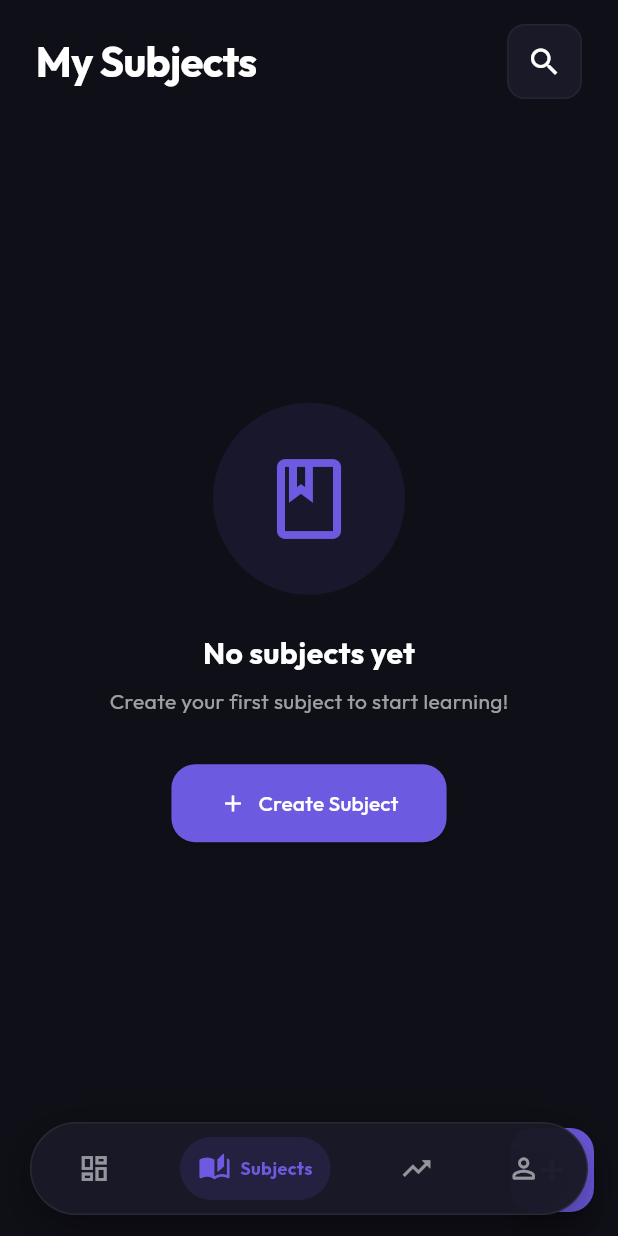
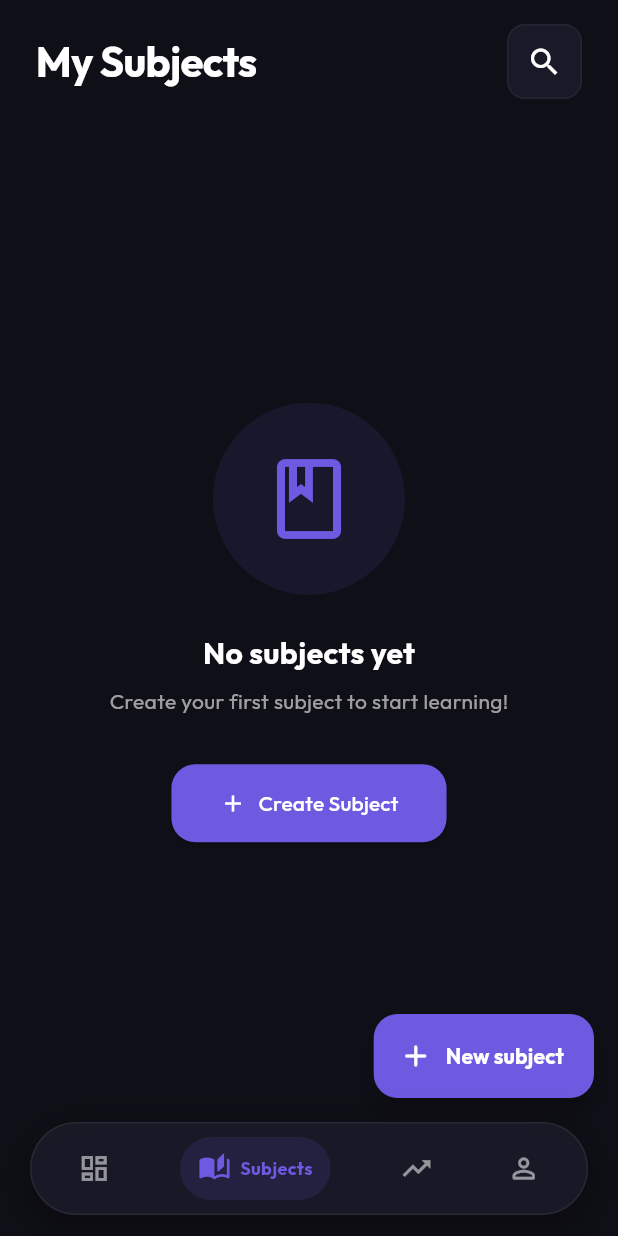
Before and after one commit to nileshpatil6/hackgenesis, a Flutter app: the HomeScreen screen opened directly, after a tap on the "dark mode" icon, after a tap on "New Subject", on a phone screen of 412 x 824 dp. Run offline on Flutter 3.47's test engine with Material 3 defaults, Android fonts, the phone set to English and light mode, and no system bars; our stand-ins replace confetti, file_picker, firebase_auth, firebase_core, flip_card, flutter_local_notifications and 8 more; missing offline and left inert: flutter_pcm_sound, record; accounts and stored records are empty; generated files the repository leaves out were written again.

Commit message:
Lift the create-subject button clear of the nav bar
The button existed but was drawn underneath the floating nav bar, so there
was no visible way to add a subject. The host Scaffold sets extendBody, so
each tab's own Scaffold stretches to the bottom of the window and places its
floating action button behind the bar. The Subjects, Progress and Profile
tabs also ran their scrolling content under it, hiding the last row.

Fixing this took two attempts. Offsetting by the inset read inside the tab
does nothing: the host Scaffold consumes the bottom padding, and the view
padding with it, to lay out its bottomNavigationBar, so the ambient value is
zero there and the button lands back under the bar on gesture-navigation
devices. The inset is now read in HomeScreen, above the Scaffold, and passed
down to the tab.

Added geometry tests asserting the button's bottom edge sits above the bar's
top edge at four different device insets, plus a guard case that fails if the
offset is removed, so these cannot silently stop proving anything. They
caught the first attempt: the button stayed at a constant 708px regardless of
inset.

Also promoted the button to an extended FAB reading New subject, since a bare
plus gave no clue what it created.

```diff
--- a/canvas/edtech-app/lib/screens/home/home_screen.dart
+++ b/canvas/edtech-app/lib/screens/home/home_screen.dart
@@ -63,6 +63,10 @@ class _HomeScreenState extends State<HomeScreen> {
 
   @override
   Widget build(BuildContext context) {
+    // Read here, above the Scaffold: it consumes the bottom inset for the
+    // nav bar, so the tabs themselves cannot see it.
+    final bottomInset = navBarInset(context);
+
     return Scaffold(
       backgroundColor: Theme.of(context).scaffoldBackgroundColor,
       // IndexedStack keeps each tab's scroll position and state alive, so
@@ -71,7 +75,7 @@ class _HomeScreenState extends State<HomeScreen> {
         index: _currentIndex,
         children: [
           DashboardTab(onNavigateToTab: _navigateToTab),
-          const SubjectsTab(),
+          SubjectsTab(bottomInset: bottomInset),
           const ProgressTab(),
           const ProfileTab(),
         ],
--- a/canvas/edtech-app/lib/screens/home/tabs/profile_tab.dart
+++ b/canvas/edtech-app/lib/screens/home/tabs/profile_tab.dart
@@ -7,6 +7,7 @@ import '../../../services/notification_service.dart';
 import '../../auth/login_screen.dart';
 import '../../settings/openai_api_key_screen.dart';
 import '../../../utils/app_theme.dart';
+import '../../../widgets/app_nav_bar.dart';
 
 class ProfileTab extends StatelessWidget {
   const ProfileTab({super.key});
@@ -44,7 +45,8 @@ class ProfileTab extends StatelessWidget {
                   final user = userProvider.currentUser;
 
                   return SingleChildScrollView(
-                    padding: const EdgeInsets.symmetric(horizontal: 24),
+                    padding:
+                        const EdgeInsets.fromLTRB(24, 0, 24, kNavBarClearance),
                     child: Column(
                       children: [
                         // Profile Header
--- a/canvas/edtech-app/lib/screens/home/tabs/progress_tab.dart
+++ b/canvas/edtech-app/lib/screens/home/tabs/progress_tab.dart
@@ -2,6 +2,7 @@ import 'package:flutter/material.dart';
 import 'package:provider/provider.dart';
 import '../../../providers/user_provider.dart';
 import '../../../utils/app_theme.dart';
+import '../../../widgets/app_nav_bar.dart';
 
 class ProgressTab extends StatelessWidget {
   const ProgressTab({super.key});
@@ -45,7 +46,8 @@ class ProgressTab extends StatelessWidget {
                       : unlockedAchievements / achievements.length;
 
                   return SingleChildScrollView(
-                    padding: const EdgeInsets.symmetric(horizontal: 24),
+                    padding:
+                        const EdgeInsets.fromLTRB(24, 0, 24, kNavBarClearance),
                     child: Column(
                       crossAxisAlignment: CrossAxisAlignment.start,
                       children: [
--- a/canvas/edtech-app/lib/screens/home/tabs/subjects_tab.dart
+++ b/canvas/edtech-app/lib/screens/home/tabs/subjects_tab.dart
@@ -4,9 +4,15 @@ import '../../../providers/subject_provider.dart';
 import '../../../providers/user_provider.dart';
 import '../../subjects/subject_detail_screen.dart';
 import '../../../utils/app_theme.dart';
+import '../../../widgets/app_nav_bar.dart';
 
 class SubjectsTab extends StatefulWidget {
-  const SubjectsTab({super.key});
+  const SubjectsTab({super.key, this.bottomInset = 0});
+
+  /// Space to leave clear at the bottom for the host's floating nav bar.
+  /// Supplied by the host, which is the only place the device inset can be
+  /// read correctly. See `navBarInset`.
+  final double bottomInset;
 
   @override
   State<SubjectsTab> createState() => _SubjectsTabState();
@@ -351,7 +357,8 @@ class _SubjectsTabState extends State<SubjectsTab> {
                   }
 
                   return GridView.builder(
-                    padding: const EdgeInsets.all(24),
+                    padding:
+                        const EdgeInsets.fromLTRB(24, 24, 24, kNavBarClearance),
                     gridDelegate:
                         const SliverGridDelegateWithFixedCrossAxisCount(
                       crossAxisCount: 2,
@@ -469,10 +476,19 @@ class _SubjectsTabState extends State<SubjectsTab> {
           ],
         ),
       ),
-      floatingActionButton: FloatingActionButton(
-        onPressed: _showCreateSubjectDialog,
-        backgroundColor: AppTheme.primaryAccent,
-        child: const Icon(Icons.add, color: Colors.white),
+      // Lifted clear of the floating nav bar, which the host Scaffold
+      // draws over this one because it sets extendBody: true.
+      floatingActionButton: Padding(
+        padding: EdgeInsets.only(bottom: widget.bottomInset),
+        child: FloatingActionButton.extended(
+          onPressed: _showCreateSubjectDialog,
+          backgroundColor: AppTheme.brand500,
+          icon: const Icon(Icons.add_rounded, color: Colors.white),
+          label: const Text(
+            'New subject',
+            style: TextStyle(color: Colors.white, fontWeight: FontWeight.bold),
+          ),
+        ),
       ),
     );
   }
--- a/canvas/edtech-app/lib/widgets/app_nav_bar.dart
+++ b/canvas/edtech-app/lib/widgets/app_nav_bar.dart
@@ -9,6 +9,30 @@ const double kNavBarHeight = 62;
 
 /// Space a scrollable tab should leave at the bottom to clear the nav bar.
 const double kNavBarClearance = kNavBarHeight + 28;
+
+/// Outer margin below the bar, matching [AppNavBar]'s own margin.
+const double kNavBarBottomMargin = 14;
+
+/// Height the floating nav bar actually occupies at the bottom of the screen,
+/// including its margin and the device's bottom inset.
+///
+/// The host Scaffold sets `extendBody: true`, so each tab's own Scaffold
+/// stretches to the very bottom of the window and places its floating action
+/// button underneath the bar. Offsetting by this much lifts it clear on both
+/// button-navigation and gesture-navigation devices, where the inset differs.
+/// Space the floating bar occupies at the bottom of the screen, including
+/// its margin and the device's bottom inset.
+///
+/// Call this from a context **above** the host Scaffold, such as
+/// `HomeScreen.build`, and pass the result down. Inside a tab the value is
+/// always wrong: the host Scaffold consumes the bottom padding (and view
+/// padding) to lay out its bottomNavigationBar, so the ambient MediaQuery
+/// reports zero there and a button offset by it lands back under the bar on
+/// gesture-navigation devices.
+double navBarInset(BuildContext context) =>
+    kNavBarHeight +
+    kNavBarBottomMargin +
+    MediaQuery.viewPaddingOf(context).bottom;
 
 /// One entry in [AppNavBar].
 @immutable
```
Also changed, not shown: 1 other file.
